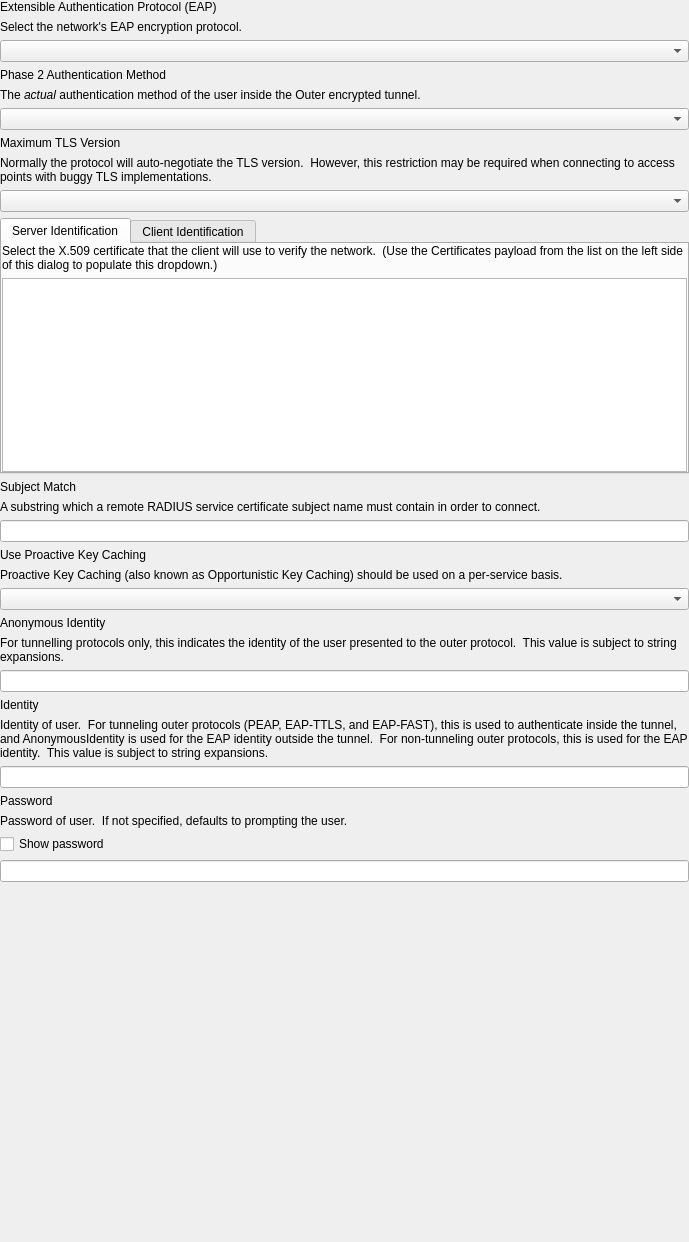
Old version of the form FWAdminLib/PolicyEditor/GooglePolicyEditor/GoogleNetworkConfigurationEAPWidget.ui in the repository fw-dev/translations.
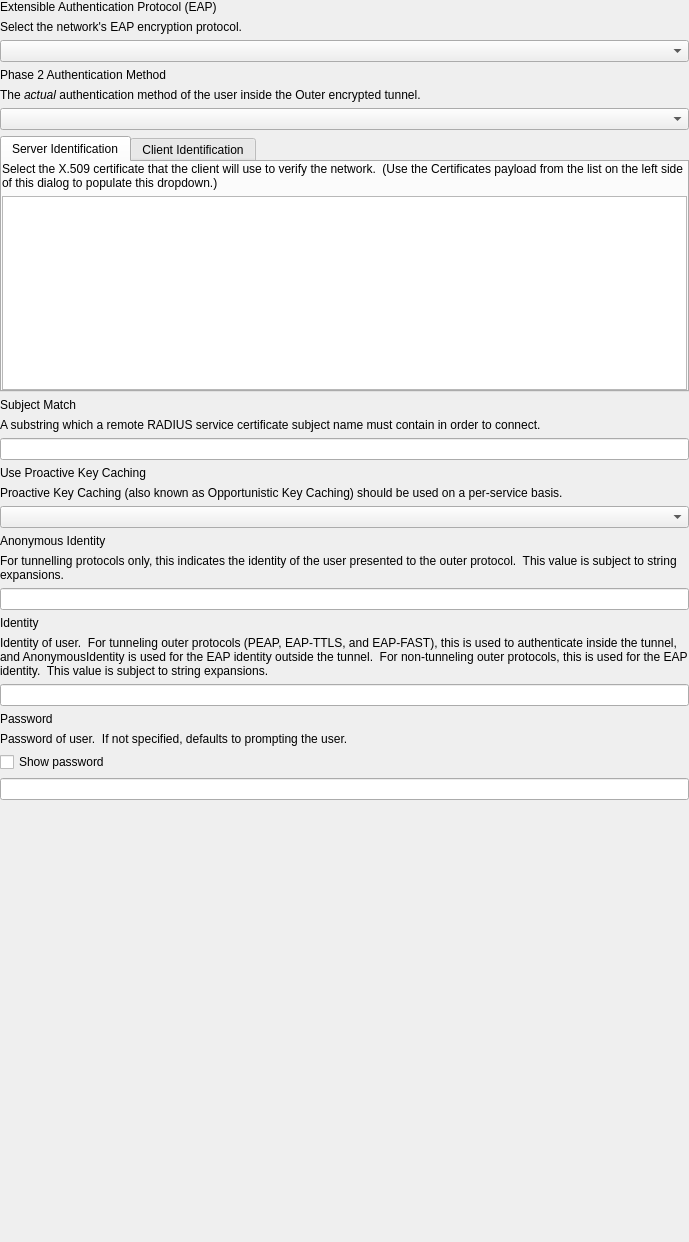
New version of the form.

Diff of the .ui file:
```diff
--- a/FWAdminLib/PolicyEditor/GooglePolicyEditor/GoogleNetworkConfigurationEAPWidget.ui
+++ b/FWAdminLib/PolicyEditor/GooglePolicyEditor/GoogleNetworkConfigurationEAPWidget.ui
@@ -120,38 +120,6 @@
    <item>
     <widget class="QComboBox" name="frm_Inner"/>
    </item>
-   <item>
-    <widget class="QLabel" name="lbl_title_TLSVersionMax">
-     <property name="text">
-      <string>Maximum TLS Version</string>
-     </property>
-    </widget>
-   </item>
-   <item>
-    <widget class="QLabel" name="lTip_desc_TLSVersionMax">
-     <property name="sizePolicy">
-      <sizepolicy hsizetype="Expanding" vsizetype="Preferred">
-       <horstretch>0</horstretch>
-       <verstretch>0</verstretch>
-      </sizepolicy>
-     </property>
-     <property name="text">
-      <string>Normally the protocol will auto-negotiate the TLS version.  However, this restriction may be required when connecting to access points with buggy TLS implementations.</string>
-     </property>
-     <property name="alignment">
-      <set>Qt::AlignLeading|Qt::AlignLeft|Qt::AlignTop</set>
-     </property>
-     <property name="wordWrap">
-      <bool>true</bool>
-     </property>
-     <property name="textInteractionFlags">
-      <set>Qt::TextBrowserInteraction</set>
-     </property>
-    </widget>
-   </item>
-   <item>
-    <widget class="QComboBox" name="frm_TLSVersionMax"/>
-   </item>
    <item>
     <widget class="QTabWidget" name="tab_Identity">
      <property name="sizePolicy">
```
